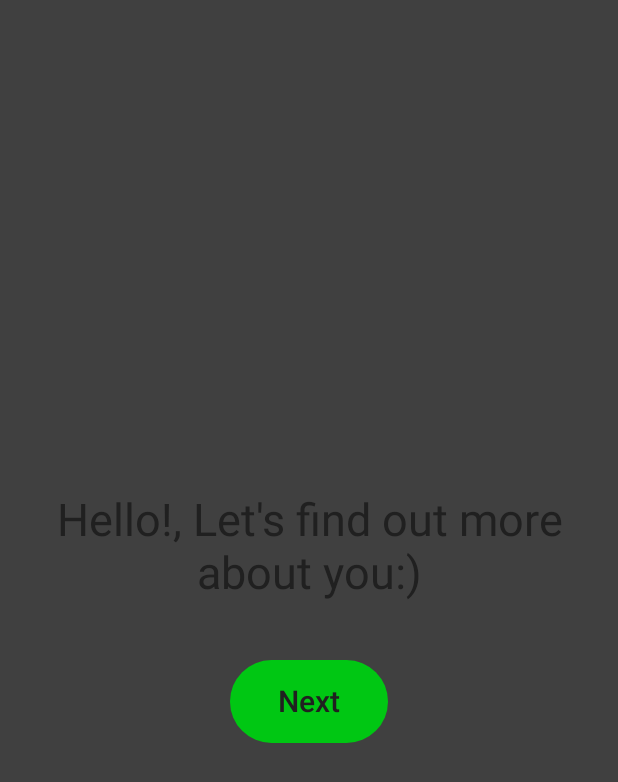
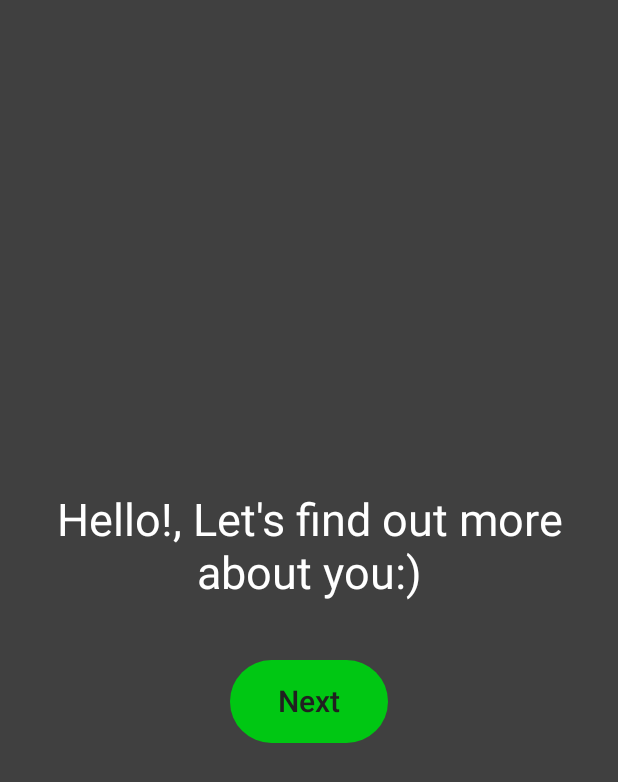
Before and after one commit to shubhanshu24510/Calorify, an Android app built with Jetpack Compose: the screen it shows after launch (MainActivity), on a phone screen of 412 x 824 dp. Shown: the top 782 px of the screen. Run offline under Robolectric (Android 15) with nearby library versions, the phone set to English and light mode, and no system bars; libraries missing offline, so code that uses them is left out: com.google.android.play; 1 statement that could not run was skipped.

```diff
--- a/app/build.gradle.kts
+++ b/app/build.gradle.kts
@@ -34,6 +34,8 @@ dependencies {
     implementation(libs.androidx.lifecycle.viewmodel.compose)
     implementation(libs.androidx.lifecycle.runtime.compose)
     implementation(libs.androidx.navigation.compose)
+    implementation(libs.accompanist.systemuicontroller)
+
 
     // Core
     implementation(libs.androidx.core.ktx)
--- a/app/src/main/AndroidManifest.xml
+++ b/app/src/main/AndroidManifest.xml
@@ -13,13 +13,13 @@
         android:label="@string/app_name"
         android:roundIcon="@mipmap/ic_launcher_round"
         android:supportsRtl="true"
-        android:theme="@style/Theme.Calorify"
+        android:theme="@style/Theme.Caloric"
         tools:targetApi="31">
         <activity
             android:name=".MainActivity"
             android:exported="true"
             android:label="@string/app_name"
-            android:theme="@style/Theme.Calorify.NoActionBar">
+            android:theme="@style/Theme.Caloric">
             <intent-filter>
                 <action android:name="android.intent.action.MAIN" />
 
--- a/app/src/main/java/com/shubhans/calorify/MainActivity.kt
+++ b/app/src/main/java/com/shubhans/calorify/MainActivity.kt
@@ -11,6 +11,7 @@ import androidx.compose.runtime.remember
 import androidx.compose.ui.Modifier
 import androidx.navigation.compose.rememberNavController
 import com.shubhans.core.presentation.design_system.CalorifyTheme
+import com.shubhans.core.presentation.design_system.LocalSpacing
 
 class MainActivity : ComponentActivity() {
     override fun onCreate(savedInstanceState: Bundle?) {
@@ -19,10 +20,13 @@ class MainActivity : ComponentActivity() {
         setContent {
             CalorifyTheme {
                 val navController = rememberNavController()
+                val spacing = LocalSpacing.current
                 Scaffold(modifier = Modifier.fillMaxSize()) { innerPadding ->
                     NavigationRoute(
                         navController = navController,
-                        modifier = Modifier.padding(innerPadding)
+                        modifier = Modifier
+                            .padding(innerPadding)
+                            .padding(spacing.spaceExtraLarge)
                     )
                 }
             }
--- /dev/null
+++ b/app/src/main/res/values-v23/themes.xml
@@ -0,0 +1,7 @@
+<?xml version="1.0" encoding="utf-8"?>
+<resources>
+
+    <style name="Theme.Caloric" parent="android:Theme.Material.Light.NoActionBar.TranslucentDecor">
+        <item name="android:windowLightStatusBar">true</item>
+    </style>
+</resources>
--- a/app/src/main/res/values/themes.xml
+++ b/app/src/main/res/values/themes.xml
@@ -1,17 +1,9 @@
+<?xml version="1.0" encoding="utf-8"?>
 <resources xmlns:tools="http://schemas.android.com/tools">
-    <!-- Base application theme. -->
-    <style name="Theme.Calorify" parent="Theme.AppCompat.DayNight.DarkActionBar">
-        <!-- Primary brand color. -->
-        <item name="colorPrimary">@color/bright_green</item>
-    </style>
 
-    <style name="Theme.Calorify.NoActionBar">
+    <style name="Theme.Caloric" parent="android:Theme.Material.NoActionBar.Fullscreen">
+        <item name="android:windowLightStatusBar" tools:ignore="NewApi">true</item>
         <item name="windowActionBar">false</item>
         <item name="windowNoTitle">true</item>
     </style>
-
-
-    <style name="Theme.CaloryTrackerPrep.AppBarOverlay" parent="ThemeOverlay.AppCompat.Dark.ActionBar" />
-
-    <style name="Theme.CaloryTrackerPrep.PopupOverlay" parent="ThemeOverlay.AppCompat.Light" />
 </resources>
--- a/gradle/libs.versions.toml
+++ b/gradle/libs.versions.toml
@@ -1,4 +1,5 @@
 [versions]
+accompanistSystemuicontroller = "0.27.0"
 agp = "8.9.0-alpha09"
 kotlin = "2.1.0"
 coreKtx = "1.15.0"
@@ -11,7 +12,7 @@ composeBom = "2024.12.01"
 appcompat = "1.7.0"
 material = "1.12.0"
 jetbrainsKotlinJvm = "2.0.0"
-androidTools = "31.7.3"
+androidTools = "31.8.0"
 playFeatureDelivery = "2.1.0"
 coreSplashscreen = "1.0.1"
 coilCompose = "2.7.0"
@@ -43,6 +44,7 @@ projectCompileSdkVersion = "35"
 projectVersionCode = "1"
 
 [libraries]
+accompanist-systemuicontroller = { module = "com.google.accompanist:accompanist-systemuicontroller", version.ref = "accompanistSystemuicontroller" }
 androidx-core-ktx = { group = "androidx.core", name = "core-ktx", version.ref = "coreKtx" }
 junit = { group = "junit", name = "junit", version.ref = "junit" }
 androidx-junit = { group = "androidx.test.ext", name = "junit", version.ref = "junitVersion" }
@@ -96,6 +98,7 @@ koin-core = { group = "io.insert-koin", name = "koin-core", version.ref = "koin"
 koin-androidx-compose = { group = "io.insert-koin", name = "koin-androidx-compose", version.ref = "koin" }
 
 
+
 # Gradle
 android-gradlePlugin = { group = "com.android.tools.build", name = "gradle", version.ref = "agp" }
 android-tools-common = { group = "com.android.tools", name = "common", version.ref = "androidTools" }
--- a/onboarding/presentation/src/main/java/com/shubhans/onboarding/presentation/activity/ActivityScreen.kt
+++ b/onboarding/presentation/src/main/java/com/shubhans/onboarding/presentation/activity/ActivityScreen.kt
@@ -57,13 +57,13 @@ fun ActivityScreen(
                 text = stringResource(R.string.activity_level),
                 textAlign = TextAlign.Center,
                 style = MaterialTheme.typography.headlineSmall,
-                color = MaterialTheme.colorScheme.onSurface
+                color = Color.White
             )
             Spacer(modifier = Modifier.padding(spacing.spaceMedium))
             Row(
                 modifier = Modifier,
                 horizontalArrangement = Arrangement.spacedBy(spacing.spaceMedium)
-            ){
+            ) {
                 SelectableButton(
                     text = stringResource(R.string.low),
                     isSelected = viewModel.selectedActivityLevel is ActivityLevel.Low,
--- a/onboarding/presentation/src/main/java/com/shubhans/onboarding/presentation/gender/GenderScreen.kt
+++ b/onboarding/presentation/src/main/java/com/shubhans/onboarding/presentation/gender/GenderScreen.kt
@@ -57,7 +57,6 @@ fun GenderScreen(
                 text = stringResource(R.string.what_gender),
                 textAlign = TextAlign.Center,
                 style = MaterialTheme.typography.headlineSmall,
-                color = MaterialTheme.colorScheme.onSurface
             )
             Spacer(modifier = Modifier.padding(spacing.spaceMedium))
             Row(
--- a/onboarding/presentation/src/main/java/com/shubhans/onboarding/presentation/goal/GoalScreen.kt
+++ b/onboarding/presentation/src/main/java/com/shubhans/onboarding/presentation/goal/GoalScreen.kt
@@ -58,7 +58,7 @@ fun GoalScreen(
                 text = stringResource(R.string.lose_keep_gain_weight),
                 textAlign = TextAlign.Start,
                 style = MaterialTheme.typography.headlineSmall,
-                color = MaterialTheme.colorScheme.onSurface
+                color = Color.White
             )
             Spacer(modifier = Modifier.padding(spacing.spaceMedium))
             Row(
--- a/onboarding/presentation/src/main/java/com/shubhans/onboarding/presentation/weight/WeightScreen.kt
+++ b/onboarding/presentation/src/main/java/com/shubhans/onboarding/presentation/weight/WeightScreen.kt
@@ -15,6 +15,7 @@ import androidx.compose.runtime.LaunchedEffect
 import androidx.compose.runtime.remember
 import androidx.compose.ui.Alignment
 import androidx.compose.ui.Modifier
+import androidx.compose.ui.graphics.Color
 import androidx.compose.ui.platform.LocalContext
 import androidx.compose.ui.res.stringResource
 import androidx.compose.ui.text.style.TextAlign
@@ -63,6 +64,7 @@ fun WeightScreen(
                 text = stringResource(R.string.your_weight),
                 textAlign = TextAlign.Center,
                 style = MaterialTheme.typography.headlineSmall,
+                color = Color.White
             )
             Spacer(modifier = Modifier.padding(spacing.spaceMedium))
             UnitTextField(
--- a/onboarding/presentation/src/main/java/com/shubhans/onboarding/presentation/welcome/WelcomeScreen.kt
+++ b/onboarding/presentation/src/main/java/com/shubhans/onboarding/presentation/welcome/WelcomeScreen.kt
@@ -11,6 +11,7 @@ import androidx.compose.material3.Text
 import androidx.compose.runtime.Composable
 import androidx.compose.ui.Alignment
 import androidx.compose.ui.Modifier
+import androidx.compose.ui.graphics.Color
 import androidx.compose.ui.res.stringResource
 import androidx.compose.ui.text.style.TextAlign
 import androidx.compose.ui.tooling.preview.Preview
@@ -36,7 +37,7 @@ fun WelcomeScreen(
             text = stringResource(R.string.welcome),
             textAlign = TextAlign.Center,
             style = MaterialTheme.typography.headlineLarge,
-            color = MaterialTheme.colorScheme.onSurface
+            color = Color.White
         )
         Spacer(modifier = Modifier.padding(spacing.spaceMedium))
 
--- a/tracker/presentation/src/main/java/com/shubhans/tracker/presentation/components/HeadeBarInfo.kt
+++ b/tracker/presentation/src/main/java/com/shubhans/tracker/presentation/components/HeadeBarInfo.kt
@@ -6,13 +6,9 @@ import androidx.compose.foundation.background
 import androidx.compose.foundation.layout.Arrangement
 import androidx.compose.foundation.layout.Box
 import androidx.compose.foundation.layout.Column
-import androidx.compose.foundation.layout.Spacer
 import androidx.compose.foundation.layout.aspectRatio
 import androidx.compose.foundation.layout.fillMaxWidth
-import androidx.compose.foundation.layout.height
-import androidx.compose.foundation.layout.padding
 import androidx.compose.foundation.layout.size
-import androidx.compose.foundation.layout.width
 import androidx.compose.material3.MaterialTheme
 import androidx.compose.material3.Text
 import androidx.compose.runtime.Composable
@@ -31,7 +27,6 @@ import androidx.compose.ui.unit.dp
 import androidx.compose.ui.unit.sp
 import com.shubhans.core.presentation.design_system.CalorifyTheme
 import com.shubhans.core.presentation.design_system.DarkGray
-import com.shubhans.core.presentation.design_system.LocalSpacing
 import com.shubhans.tracker.presentation.R
 
 @Composable
--- a/tracker/presentation/src/main/res/values/strings.xml
+++ b/tracker/presentation/src/main/res/values/strings.xml
@@ -5,4 +5,9 @@
     <string name="carbs">Carbs</string>
     <string name="proteins">Protein</string>
     <string name="fats">Fat</string>
+    <string name="today">Today</string>
+    <string name="tomarrow">Tomorrow</string>
+    <string name="yesterday">Yesterday</string>
+    <string name="previous_day">Previous Day</string>
+    <string name="next_day">Next Day</string>
 </resources>
```
Also changed, not shown: tracker/presentation/src/main/java/com/shubhans/tracker/presentation/TrackerScreen.kt (+20 -9 lines), tracker/presentation/src/main/java/com/shubhans/tracker/presentation/components/DaySelector.kt (added, +53 -0 lines), tracker/presentation/src/main/java/com/shubhans/tracker/presentation/components/ParseDateText.kt (added, +18 -0 lines), tracker/presentation/src/main/java/com/shubhans/tracker/presentation/components/TrackerHeader.kt (+7 -8 lines).
